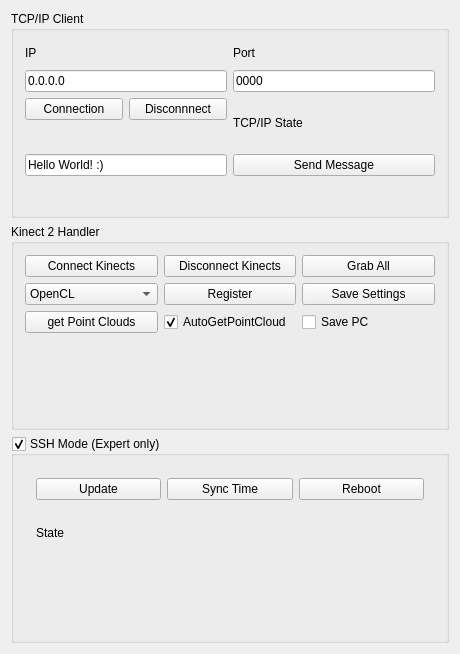
Qt form src/Client/ClientWidget.ui (SilvioGiancola/Kinect2TCPIP) before a commit.
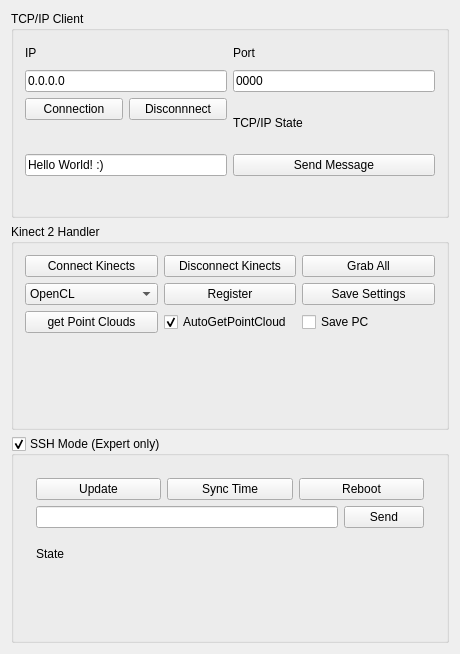
The same form after that commit. Custom widgets are drawn as their Qt base class.

Patch:
```diff
--- a/src/Client/ClientWidget.ui
+++ b/src/Client/ClientWidget.ui
@@ -226,7 +226,12 @@
            </property>
           </widget>
          </item>
-         <item row="1" column="0">
+         <item row="4" column="0">
+          <widget class="LogWidget" name="logWidget_ssh" native="true"/>
+         </item>
+         <item row="0" column="0">
+          <layout class="QVBoxLayout" name="verticalLayout_2">
+           <item>
           <layout class="QHBoxLayout" name="horizontalLayout_2">
            <item>
             <widget class="QPushButton" name="pushButton_SSHUpdate">
@@ -257,8 +262,21 @@
            </item>
           </layout>
          </item>
-         <item row="4" column="0">
-          <widget class="LogWidget" name="logWidget_ssh" native="true"/>
+           <item>
+            <layout class="QHBoxLayout" name="horizontalLayout_4">
+             <item>
+              <widget class="QLineEdit" name="lineEdit_SSHcmdline"/>
+             </item>
+             <item>
+              <widget class="QPushButton" name="pushButton_SSHCustom">
+               <property name="text">
+                <string>Send</string>
+               </property>
+              </widget>
+             </item>
+            </layout>
+           </item>
+          </layout>
          </item>
         </layout>
        </widget>
```
Lines whose indentation alone changed are shown as unchanged.
